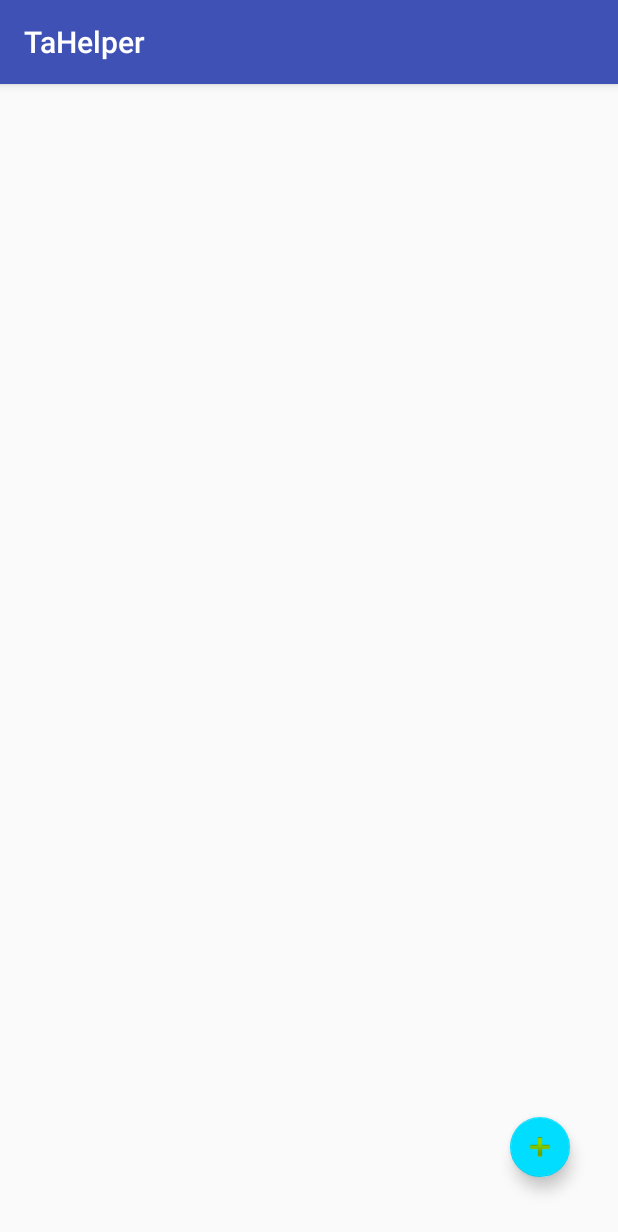
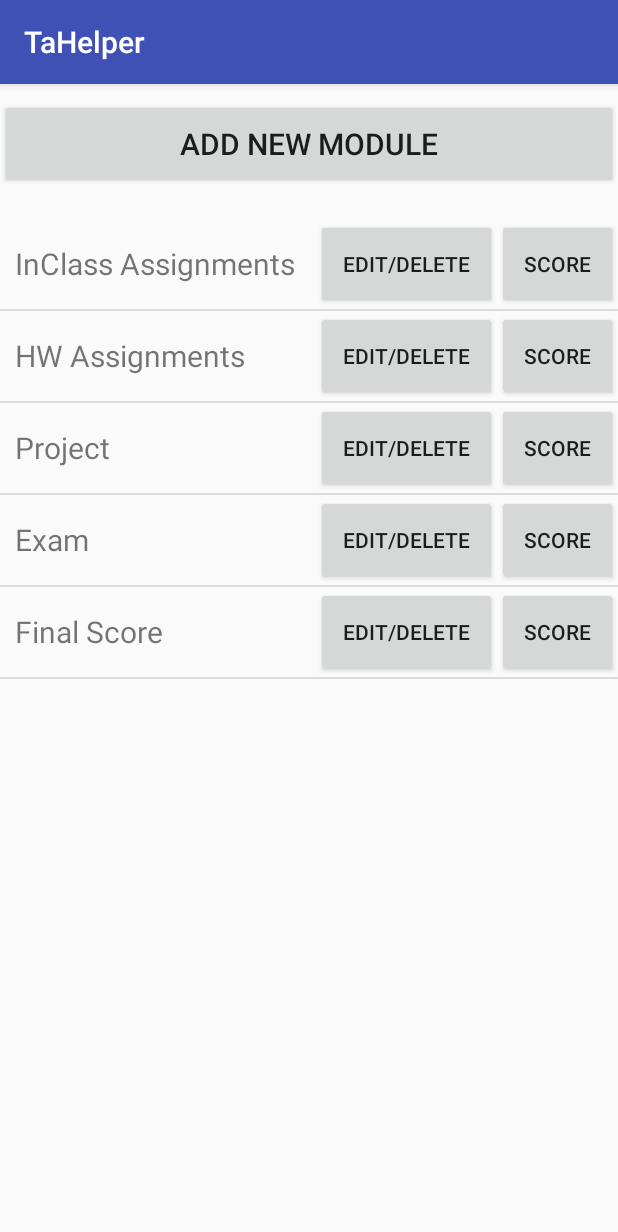
Before and after one commit to sowmyapa/ta_helper_android, an Android app: the screen it shows after launch (CourseActivity before the commit, ModuleListActivity after it), after a tap on "Sign in", on a phone screen of 412 x 824 dp. Shown: the top 1232 px of the screen. Run offline under Robolectric (Android 15) with nearby library versions, the phone set to English and light mode, and no system bars; our stand-ins replace Firebase (no records; nobody signed in at launch, a user with empty details on screens opened directly).

Commit message:
Adding Module List and Add Module

```diff
--- a/app/src/main/AndroidManifest.xml
+++ b/app/src/main/AndroidManifest.xml
@@ -18,6 +18,8 @@
             </intent-filter>
         </activity>
         <activity android:name=".CourseActivity"></activity>
+        <activity android:name=".activity.ModuleListActivity"></activity>
+        <activity android:name=".activity.AddModuleActivity"></activity>
     </application>
 
 </manifest>
--- a/app/src/main/java/com/cs442/team4/tahelper/MainActivity.java
+++ b/app/src/main/java/com/cs442/team4/tahelper/MainActivity.java
@@ -9,6 +9,7 @@ import android.util.Log;
 import android.view.View;
 import android.widget.TextView;
 
+import com.cs442.team4.tahelper.activity.ModuleListActivity;
 import com.cs442.team4.tahelper.model.User;
 import com.google.android.gms.auth.api.Auth;
 import com.google.android.gms.auth.api.signin.GoogleSignInAccount;
@@ -208,7 +209,7 @@ public class MainActivity extends AppCompatActivity implements
     @Override
     public void onClick(View v) {
 
-        Intent intent = new Intent(this, CourseActivity.class);
+        Intent intent = new Intent(this, ModuleListActivity.class);
         startActivity(intent);
 
 //        switch (v.getId()) {
--- /dev/null
+++ b/app/src/main/java/com/cs442/team4/tahelper/activity/ModuleListActivity.java
@@ -0,0 +1,27 @@
+package com.cs442.team4.tahelper.activity;
+
+import android.content.Intent;
+import android.os.Bundle;
+import android.support.v7.app.AppCompatActivity;
+
+import com.cs442.team4.tahelper.R;
+import com.cs442.team4.tahelper.fragment.ModuleListFragment;
+
+/**
+ * Created by sowmyaparameshwara on 10/30/16.
+ */
+
+public class ModuleListActivity  extends AppCompatActivity implements ModuleListFragment.ModuleListFragmentListener {
+
+    @Override
+    protected void onCreate(Bundle savedInstanceState) {
+        super.onCreate(savedInstanceState);
+        setContentView(R.layout.module_list_activity);
+    }
+
+    @Override
+    public void addNewModuleEvent() {
+        Intent intent = new Intent(this,AddModuleActivity.class);
+        startActivity(intent);
+    }
+}
--- /dev/null
+++ b/app/src/main/java/com/cs442/team4/tahelper/fragment/ModuleListFragment.java
@@ -0,0 +1,82 @@
+package com.cs442.team4.tahelper.fragment;
+
+import android.app.Activity;
+import android.app.Fragment;
+import android.os.Bundle;
+import android.view.LayoutInflater;
+import android.view.View;
+import android.widget.Button;
+import android.view.ViewGroup;
+import android.widget.ListView;
+
+import com.cs442.team4.tahelper.R;
+import com.cs442.team4.tahelper.listItem.ModuleListItemAdapter;
+import com.google.firebase.database.DatabaseReference;
+import com.google.firebase.database.FirebaseDatabase;
+import com.google.firebase.database.Query;
+
+import java.util.ArrayList;
+
+/**
+ * Created by sowmyaparameshwara on 10/30/16.
+ */
+
+public class ModuleListFragment extends Fragment{
+
+    private ListView moduleListView;
+    private ArrayList<String> moduleItemList;
+    private ModuleListItemAdapter moduleListItemAdapter;
+    private Button addModuleButton;
+    private ModuleListFragmentListener moduleListFragmentListener;
+    private DatabaseReference mDatabase;
+
+    public interface ModuleListFragmentListener{
+        public void addNewModuleEvent();
+    }
+
+    @Override
+    public View onCreateView(LayoutInflater inflater,ViewGroup container,
+                             Bundle savedInstanceState) {
+        View view = inflater.inflate(R.layout.module_list_fragment,container,false);
+        moduleListView = (ListView) view.findViewById(R.id.moduleListFragmentView);
+        addModuleButton = (Button)view.findViewById(R.id.moduleListFragmentButtonView);
+        mDatabase = FirebaseDatabase.getInstance().getReference();
+
+        addModuleButton.setOnClickListener(new View.OnClickListener() {
+            @Override
+            public void onClick(View v) {
+                moduleListFragmentListener.addNewModuleEvent();
+            }
+        });
+        loadPredefinedModules();
+        return view;
+    }
+
+    private void loadPredefinedModules() {
+        moduleItemList = new ArrayList<String>();
+
+
+        Query q = mDatabase.child("modules").orderByKey();
+
+        String[] items = {"InClass Assignments","HW Assignments","Project","Exam","Final Score"};
+        for(int i = 0 ; i< items.length; i++){
+            moduleItemList.add(items[i]);
+        }
+        moduleListItemAdapter = new ModuleListItemAdapter(getActivity(),R.layout.module_item_layout,moduleItemList);
+        moduleListView.setAdapter(moduleListItemAdapter);
+    }
+
+
+    @Override
+    public void onAttach(Activity activity) {
+        super.onAttach(activity);
+
+        try {
+            moduleListFragmentListener = (ModuleListFragmentListener) activity;
+
+        } catch (ClassCastException e) {
+            throw new ClassCastException(activity.toString() +
+                    " must implement OnNewItemAddedListener");
+        }
+    }
+}
--- /dev/null
+++ b/app/src/main/java/com/cs442/team4/tahelper/listItem/ModuleListItemAdapter.java
@@ -0,0 +1,66 @@
+package com.cs442.team4.tahelper.listItem;
+
+import android.content.Context;
+import android.view.LayoutInflater;
+import android.view.View;
+import android.view.ViewGroup;
+import android.widget.ArrayAdapter;
+import android.widget.EditText;
+import android.widget.LinearLayout;
+import android.widget.*;
+
+import com.cs442.team4.tahelper.R;
+
+import java.util.ArrayList;
+
+/**
+ * Created by sowmyaparameshwara on 10/30/16.
+ */
+
+public class ModuleListItemAdapter extends ArrayAdapter<String>{
+
+    private int resource;
+
+    public ModuleListItemAdapter(Context context, int resource, ArrayList<String> moduleItemList) {
+        super(context, resource,moduleItemList);
+        this.resource = resource;
+    }
+
+    @Override
+    public View getView(int position,View convertView, ViewGroup parent) {
+        LinearLayout layout= null;
+
+        if (convertView == null) {
+            layout = new LinearLayout(getContext());
+            String inflater = Context.LAYOUT_INFLATER_SERVICE;
+            LayoutInflater li;
+            li = (LayoutInflater)getContext().getSystemService(inflater);
+            li.inflate(resource, layout, true);
+        } else {
+            layout = (LinearLayout) convertView;
+        }
+        String moduleItem = getItem(position);
+        TextView moduleName = (TextView) layout.findViewById(R.id.moduleNameView);
+        Button editModuleButton = (Button)layout.findViewById(R.id.editModuleButtonView);
+        Button scoreModuleButton = (Button)layout.findViewById(R.id.scoreModuleButtonView);
+        editModuleButton.setOnClickListener(new View.OnClickListener(){
+
+           @Override
+           public void onClick(View v) {
+
+           }
+        });
+        scoreModuleButton.setOnClickListener(new View.OnClickListener(){
+
+            @Override
+            public void onClick(View v) {
+
+            }
+        });
+
+        moduleName.setText(moduleItem);
+        return layout;
+    }
+
+
+}
--- /dev/null
+++ b/app/src/main/res/layout/module_item_layout.xml
@@ -0,0 +1,32 @@
+<?xml version="1.0" encoding="utf-8"?>
+<LinearLayout xmlns:android="http://schemas.android.com/apk/res/android"
+    android:orientation="horizontal"
+    android:layout_width="match_parent"
+    android:layout_height="60dp"
+    android:weightSum="10">
+
+    <TextView
+        android:layout_height="match_parent"
+        android:layout_width="0dp"
+        android:layout_weight="5"
+        android:id="@+id/moduleNameView"
+        android:textSize="20dp"
+        android:gravity="center_vertical"
+        android:layout_marginLeft="10dp"
+        />
+
+    <Button
+        android:layout_height="match_parent"
+        android:layout_width="0dp"
+        android:layout_weight="3"
+        android:id="@+id/editModuleButtonView"
+        android:text="Edit/Delete"/>
+
+    <Button
+        android:layout_height="match_parent"
+        android:layout_width="0dp"
+        android:layout_weight="2"
+        android:id="@+id/scoreModuleButtonView"
+        android:text="Score"/>
+
+</LinearLayout>
--- /dev/null
+++ b/app/src/main/res/layout/module_list_activity.xml
@@ -0,0 +1,14 @@
+<?xml version="1.0" encoding="utf-8"?>
+<LinearLayout xmlns:android="http://schemas.android.com/apk/res/android"
+    android:orientation="vertical"
+    android:layout_width="match_parent"
+    android:layout_height="match_parent">
+
+
+<fragment android:name="com.cs442.team4.tahelper.fragment.ModuleListFragment"
+        android:id="@+id/ModuleListActivityView"
+        android:layout_width="match_parent"
+        android:layout_height="match_parent"
+    />
+
+</LinearLayout>
--- /dev/null
+++ b/app/src/main/res/layout/module_list_fragment.xml
@@ -0,0 +1,28 @@
+<?xml version="1.0" encoding="utf-8"?>
+<LinearLayout xmlns:android="http://schemas.android.com/apk/res/android"
+    android:orientation="vertical"
+    android:layout_width="match_parent"
+    android:layout_height="match_parent"
+    android:weightSum="10">
+
+    <Space
+        android:layout_width="match_parent"
+        android:layout_height="10dp" />
+
+    <Button
+        android:layout_width="match_parent"
+        android:layout_height="60dp"
+        android:id="@+id/moduleListFragmentButtonView"
+        android:text="Add New Module"
+        android:textSize="20dp"
+        android:gravity="center"
+        />
+
+<ListView
+    android:layout_width="match_parent"
+    android:layout_height="0dp"
+    android:layout_weight="8"
+    android:id="@+id/moduleListFragmentView"
+    android:paddingTop="20dp"/>
+
+</LinearLayout>
--- a/app/src/main/res/values/styles.xml
+++ b/app/src/main/res/values/styles.xml
@@ -5,7 +5,7 @@
         <!-- Customize your theme here. -->
         <item name="colorPrimary">@color/colorPrimary</item>
         <item name="colorPrimaryDark">@color/colorPrimaryDark</item>
-        <item name="colorAccent">@color/colorAccent</item>
+        <item name="colorAccent">@color/colorBlack</item>
     </style>
 
 </resources>
```
Also changed, not shown: app/src/main/java/com/cs442/team4/tahelper/activity/AddModuleActivity.java (added, +20 -0 lines), app/src/main/java/com/cs442/team4/tahelper/fragment/AddModuleFragment.java (added, +52 -0 lines), app/src/main/res/layout/add_module_activity.xml (added, +13 -0 lines), app/src/main/res/layout/add_module_fragment.xml (added, +48 -0 lines).
